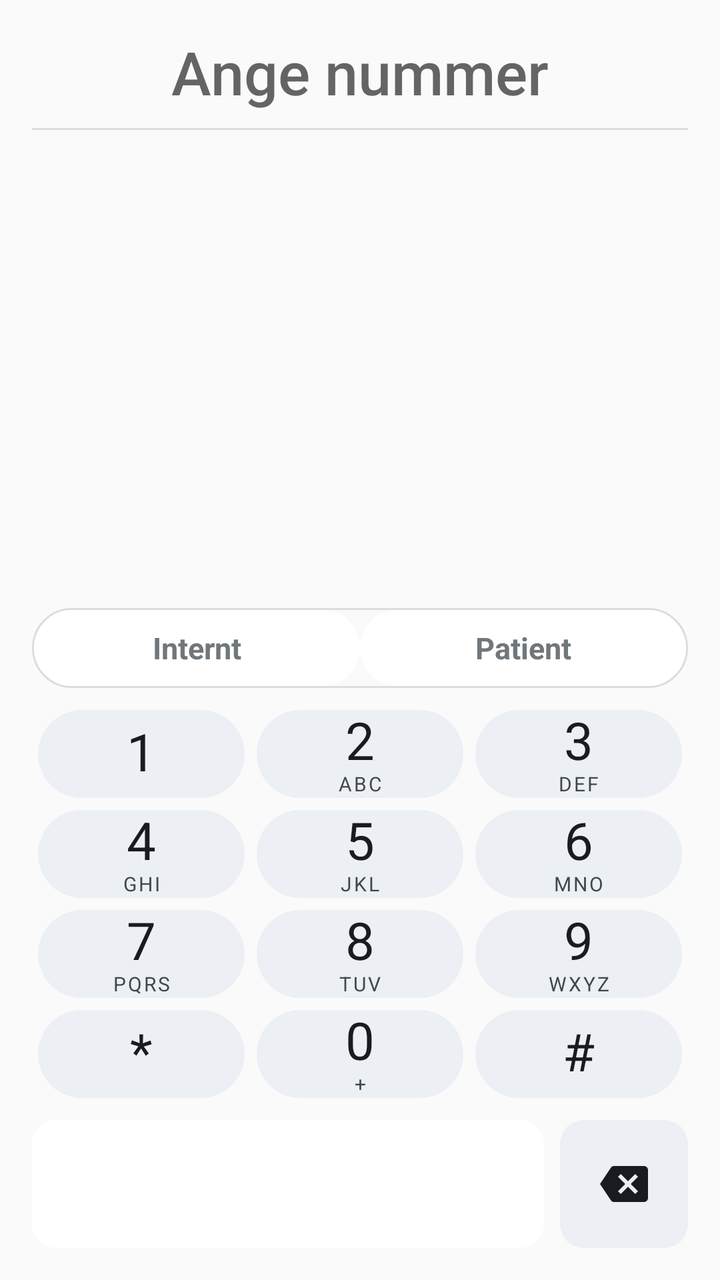
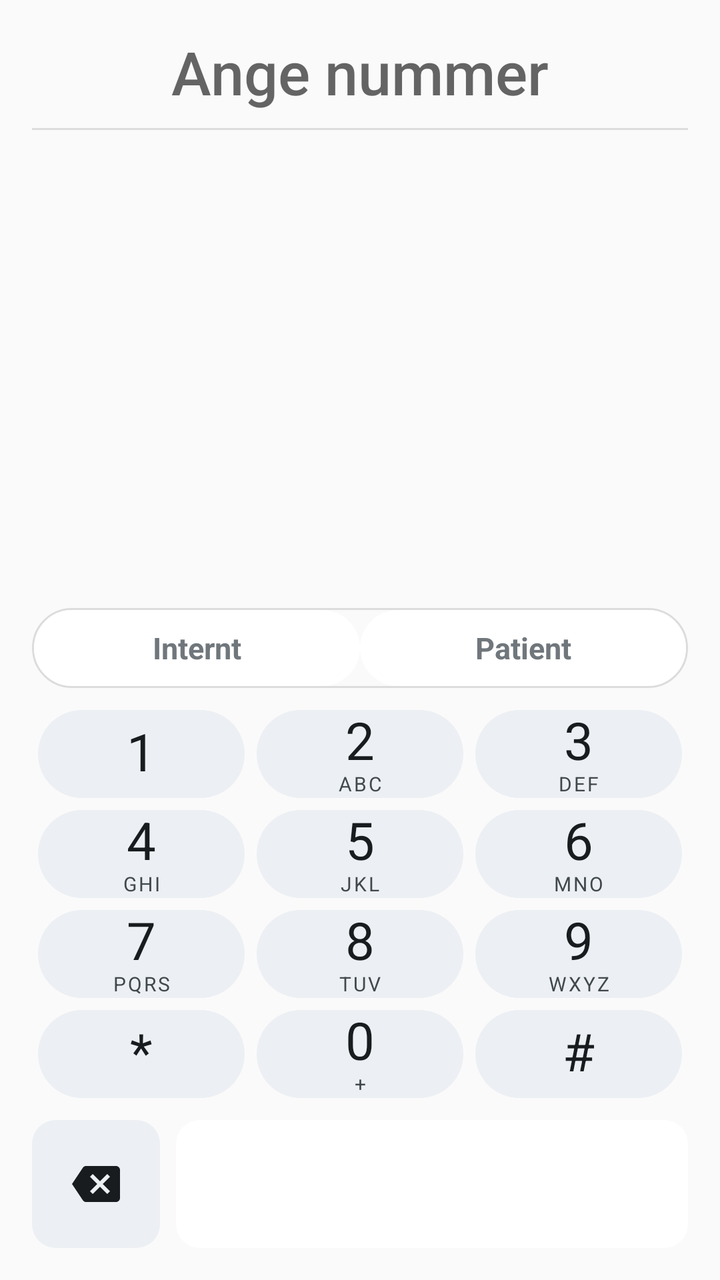

An Android layout rendered at two revisions. The XML below is the earlier revision; the diff shows what the commit changed to produce the second picture.
<!-- AndroidManifest.xml: application theme Theme.Jobbdialer -->
<!-- res/layout/pane_dial.xml -->
<?xml version="1.0" encoding="utf-8"?>
<ScrollView xmlns:android="http://schemas.android.com/apk/res/android"
    android:layout_width="match_parent"
    android:layout_height="match_parent"
    android:fillViewport="true">

    <LinearLayout
        android:layout_width="match_parent"
        android:layout_height="wrap_content"
        android:orientation="vertical"
        android:paddingLeft="@dimen/pane_padding"
        android:paddingTop="@dimen/space_small"
        android:paddingRight="@dimen/pane_padding"
        android:paddingBottom="@dimen/pane_padding">

        
        <EditText
            android:id="@+id/number_field"
            android:layout_width="match_parent"
            android:layout_height="@dimen/number_row_height"
            android:background="@null"
            android:cursorVisible="true"
            android:gravity="center"
            android:hint="@string/number_hint"
            android:importantForAutofill="no"
            android:inputType="phone"
            android:maxLines="1"
            android:textColor="?android:attr/textColorPrimary"
            android:textColorHint="?android:attr/textColorHint"
            android:textSize="@dimen/number_text_size" />

        <View
            android:layout_width="match_parent"
            android:layout_height="1dp"
            android:background="@color/divider" />

        <TextView
            android:id="@+id/match_1"
            style="@style/MatchRow" />

        <TextView
            android:id="@+id/match_2"
            style="@style/MatchRow" />

        <TextView
            android:id="@+id/match_3"
            style="@style/MatchRow" />

        <TextView
            android:id="@+id/match_4"
            style="@style/MatchRow" />

        <TextView
            android:id="@+id/match_5"
            style="@style/MatchRow" />

        <View
            android:layout_width="match_parent"
            android:layout_height="0dp"
            android:layout_weight="1"
            android:minHeight="@dimen/space_small" />

        
        <LinearLayout
            android:id="@+id/mode_selector"
            android:layout_width="match_parent"
            android:layout_height="@dimen/seg_height"
            android:layout_marginBottom="@dimen/space_small"
            android:background="@drawable/seg_container"
            android:contentDescription="@string/cd_mode_selector"
            android:orientation="horizontal"
            android:padding="1dp">

            <TextView
                android:id="@+id/seg_internal"
                style="@style/ModeSegment"
                android:text="@string/mode_internal" />

            <TextView
                android:id="@+id/seg_patient"
                style="@style/ModeSegment"
                android:text="@string/mode_patient" />
        </LinearLayout>

        
        <LinearLayout
            android:layout_width="match_parent"
            android:layout_height="wrap_content"
            android:orientation="vertical">

            <LinearLayout style="@style/KeypadRow">

                <LinearLayout
                    android:id="@+id/key_1"
                    style="@style/KeypadKey">

                    <TextView
                        style="@style/KeypadDigit"
                        android:text="@string/key_1" />
                </LinearLayout>

                <LinearLayout
                    android:id="@+id/key_2"
                    style="@style/KeypadKey">

                    <TextView
                        style="@style/KeypadDigit"
                        android:text="@string/key_2" />

                    <TextView
                        style="@style/KeypadLetters"
                        android:text="ABC" />
                </LinearLayout>

                <LinearLayout
                    android:id="@+id/key_3"
                    style="@style/KeypadKey">

                    <TextView
                        style="@style/KeypadDigit"
                        android:text="@string/key_3" />

                    <TextView
                        style="@style/KeypadLetters"
                        android:text="DEF" />
                </LinearLayout>
            </LinearLayout>

            <LinearLayout style="@style/KeypadRow">

                <LinearLayout
                    android:id="@+id/key_4"
                    style="@style/KeypadKey">

                    <TextView
                        style="@style/KeypadDigit"
                        android:text="@string/key_4" />

                    <TextView
                        style="@style/KeypadLetters"
                        android:text="GHI" />
                </LinearLayout>

                <LinearLayout
                    android:id="@+id/key_5"
                    style="@style/KeypadKey">

                    <TextView
                        style="@style/KeypadDigit"
                        android:text="@string/key_5" />

                    <TextView
                        style="@style/KeypadLetters"
                        android:text="JKL" />
                </LinearLayout>

                <LinearLayout
                    android:id="@+id/key_6"
                    style="@style/KeypadKey">

                    <TextView
                        style="@style/KeypadDigit"
                        android:text="@string/key_6" />

                    <TextView
                        style="@style/KeypadLetters"
                        android:text="MNO" />
                </LinearLayout>
            </LinearLayout>

            <LinearLayout style="@style/KeypadRow">

                <LinearLayout
                    android:id="@+id/key_7"
                    style="@style/KeypadKey">

                    <TextView
                        style="@style/KeypadDigit"
                        android:text="@string/key_7" />

                    <TextView
                        style="@style/KeypadLetters"
                        android:text="PQRS" />
                </LinearLayout>

                <LinearLayout
                    android:id="@+id/key_8"
                    style="@style/KeypadKey">

                    <TextView
                        style="@style/KeypadDigit"
                        android:text="@string/key_8" />

                    <TextView
                        style="@style/KeypadLetters"
                        android:text="TUV" />
                </LinearLayout>

                <LinearLayout
                    android:id="@+id/key_9"
                    style="@style/KeypadKey">

                    <TextView
                        style="@style/KeypadDigit"
                        android:text="@string/key_9" />

                    <TextView
                        style="@style/KeypadLetters"
                        android:text="WXYZ" />
                </LinearLayout>
            </LinearLayout>

            <LinearLayout style="@style/KeypadRow">

                <LinearLayout
                    android:id="@+id/key_star"
                    style="@style/KeypadKey"
                    android:contentDescription="@string/cd_key_star">

                    <TextView
                        style="@style/KeypadDigit"
                        android:text="@string/key_star" />
                </LinearLayout>

                <LinearLayout
                    android:id="@+id/key_0"
                    style="@style/KeypadKey"
                    android:contentDescription="@string/cd_key_zero">

                    <TextView
                        style="@style/KeypadDigit"
                        android:text="@string/key_0" />

                    <TextView
                        style="@style/KeypadLetters"
                        android:text="+" />
                </LinearLayout>

                <LinearLayout
                    android:id="@+id/key_hash"
                    style="@style/KeypadKey"
                    android:contentDescription="@string/cd_key_hash">

                    <TextView
                        style="@style/KeypadDigit"
                        android:text="@string/key_hash" />
                </LinearLayout>
            </LinearLayout>
        </LinearLayout>

        
        <LinearLayout
            android:layout_width="match_parent"
            android:layout_height="wrap_content"
            android:layout_marginTop="@dimen/space_small"
            android:gravity="center_vertical"
            android:orientation="horizontal">

            <LinearLayout
                android:id="@+id/call_button"
                style="@style/CallButton"
                android:layout_width="0dp"
                android:layout_weight="1"
                android:background="@drawable/btn_call">

                <TextView
                    android:id="@+id/call_title"
                    style="@style/CallButtonTitle" />

                <TextView
                    android:id="@+id/call_sub"
                    style="@style/CallButtonSubtitle" />
            </LinearLayout>

            <ImageButton
                android:id="@+id/backspace"
                android:layout_width="@dimen/call_button_min_height"
                android:layout_height="@dimen/call_button_min_height"
                android:layout_marginStart="@dimen/backspace_gap"
                android:background="@drawable/btn_backspace"
                android:contentDescription="@string/cd_backspace"
                android:hapticFeedbackEnabled="true"
                android:scaleType="center"
                android:src="@drawable/ic_backspace"
                android:tint="?android:attr/textColorPrimary" />
        </LinearLayout>
    </LinearLayout>
</ScrollView>
<!-- resources referenced by this layout -->
<resources>
  <color name="divider">#1F000000</color>
  <dimen name="backspace_gap">8dp</dimen>
  <dimen name="call_button_min_height">64dp</dimen>
  <dimen name="number_row_height">56dp</dimen>
  <dimen name="number_text_size">30sp</dimen>
  <dimen name="pane_padding">16dp</dimen>
  <dimen name="seg_height">40dp</dimen>
  <dimen name="space_small">8dp</dimen>
  <!-- drawable seg_container (drawable) -->
  <?xml version="1.0" encoding="utf-8"?>
  <shape xmlns:android="http://schemas.android.com/apk/res/android" android:shape="rectangle">
      <stroke android:width="1dp" android:color="@color/divider" />
      <corners android:radius="@dimen/seg_radius" />
  </shape>
  <string name="cd_backspace">Radera (håll in för att rensa)</string>
  <string name="cd_key_hash">Fyrkant</string>
  <string name="cd_key_star">Stjärna</string>
  <string name="cd_key_zero">0 (håll in för plus)</string>
  <string name="cd_mode_selector">Välj samtalsläge</string>
  <string name="key_0" translatable="false">0</string>
  <string name="key_1" translatable="false">1</string>
  <string name="key_2" translatable="false">2</string>
  <string name="key_3" translatable="false">3</string>
  <string name="key_4" translatable="false">4</string>
  <string name="key_5" translatable="false">5</string>
  <string name="key_6" translatable="false">6</string>
  <string name="key_7" translatable="false">7</string>
  <string name="key_8" translatable="false">8</string>
  <string name="key_9" translatable="false">9</string>
  <string name="key_hash" translatable="false">#</string>
  <string name="key_star" translatable="false">*</string>
  <string name="mode_internal">Internt</string>
  <string name="mode_patient">Patient</string>
  <string name="number_hint">Ange nummer</string>
  <style name="KeypadDigit">
          <item name="android:layout_width">wrap_content</item>
          <item name="android:layout_height">wrap_content</item>
          <item name="android:includeFontPadding">false</item>
          <item name="android:textSize">26sp</item>
          <item name="android:textColor">?android:attr/textColorPrimary</item>
      </style>
  <style name="KeypadRow">
          <item name="android:layout_width">match_parent</item>
          <item name="android:layout_height">@dimen/key_height</item>
          <item name="android:orientation">horizontal</item>
      </style>
  <color name="ripple_neutral">#24000000</color>
  <color name="keypad_pressed">#FFD3DAE2</color>
  <dimen name="button_radius">12dp</dimen>
  <color name="keypad_bg">#FFECEFF3</color>
  <color name="ripple_on_color">#40FFFFFF</color>
  <dimen name="seg_radius">20dp</dimen>
  <dimen name="space_tiny">4dp</dimen>
  <color name="on_color_secondary">#D9FFFFFF</color>
  <dimen name="call_subtitle_text_size">13sp</dimen>
  <color name="on_color">#FFFFFFFF</color>
  <dimen name="call_title_text_size">16sp</dimen>
  <dimen name="key_gap">3dp</dimen>
  <dimen name="key_height">50dp</dimen>
  <dimen name="match_row_height">34dp</dimen>
  <color name="brand_text">#FF1565C0</color>
  <dimen name="space_medium">12dp</dimen>
  <dimen name="contact_number_text_size">15sp</dimen>
  <!-- drawable seg_bg (drawable) -->
  <?xml version="1.0" encoding="utf-8"?>
  <ripple xmlns:android="http://schemas.android.com/apk/res/android"
      android:color="@color/ripple_neutral">
      <item>
          <shape android:shape="rectangle">
              <solid android:color="#FFFFFFFF" />
              <corners android:radius="@dimen/seg_radius" />
          </shape>
      </item>
  </ripple>
  <color name="primary">#FF1565C0</color>
  <color name="primary_dark">#FF0D47A1</color>
  <color name="accent">#FFFF8F00</color>
  <color name="window_bg">#FFFAFAFA</color>
  <dimen name="key_corner_radius">26dp</dimen>
  <!-- unchanged entries left out for length: 14 -->
</resources>

<!-- the commit's change to res/layout/pane_dial.xml (unified diff, before → after) -->
@@ -256,6 +256,18 @@
             android:gravity="center_vertical"
             android:orientation="horizontal">
 
+            <ImageButton
+                android:id="@+id/backspace"
+                android:layout_width="@dimen/call_button_min_height"
+                android:layout_height="@dimen/call_button_min_height"
+                android:layout_marginEnd="@dimen/backspace_gap"
+                android:background="@drawable/btn_backspace"
+                android:contentDescription="@string/cd_backspace"
+                android:hapticFeedbackEnabled="true"
+                android:scaleType="center"
+                android:src="@drawable/ic_backspace"
+                android:tint="?android:attr/textColorPrimary" />
+
             <LinearLayout
                 android:id="@+id/call_button"
                 style="@style/CallButton"
@@ -271,18 +283,6 @@
                     android:id="@+id/call_sub"
                     style="@style/CallButtonSubtitle" />
             </LinearLayout>
-
-            <ImageButton
-                android:id="@+id/backspace"
-                android:layout_width="@dimen/call_button_min_height"
-                android:layout_height="@dimen/call_button_min_height"
-                android:layout_marginStart="@dimen/backspace_gap"
-                android:background="@drawable/btn_backspace"
-                android:contentDescription="@string/cd_backspace"
-                android:hapticFeedbackEnabled="true"
-                android:scaleType="center"
-                android:src="@drawable/ic_backspace"
-                android:tint="?android:attr/textColorPrimary" />
         </LinearLayout>
     </LinearLayout>
 </ScrollView>
